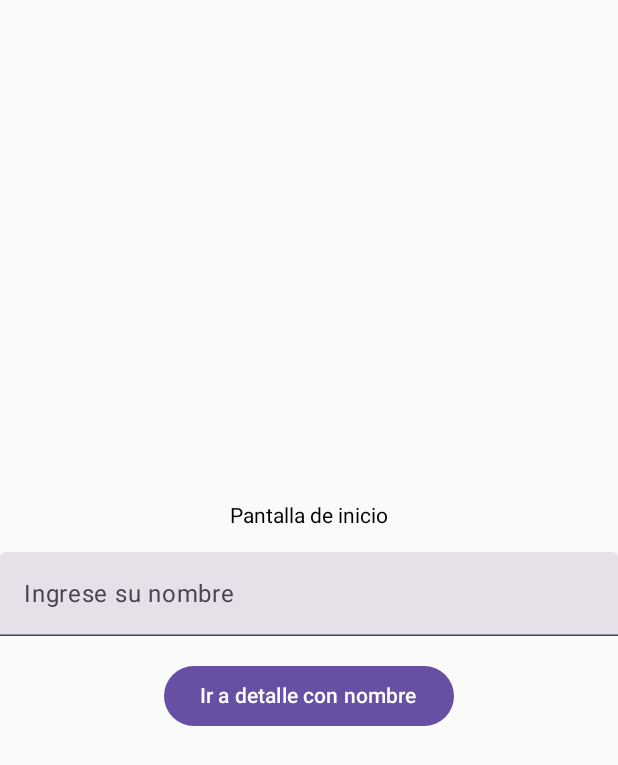
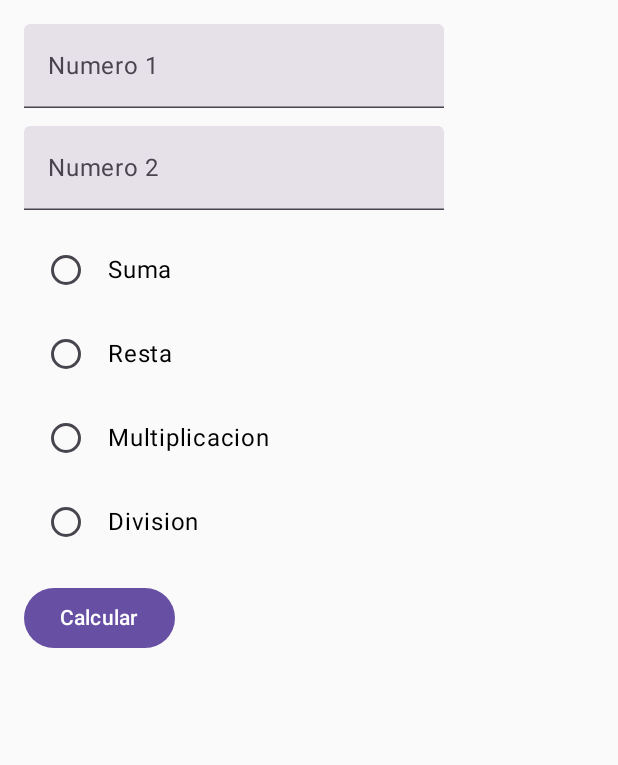
Before and after one commit to IDGS-903-21002096/Ejemplo2ComposerIDGS903, an Android app built with Jetpack Compose: the screen it shows after launch (MainActivity), on a phone screen of 412 x 824 dp. Shown: the top 765 px of the screen. Run offline under Robolectric (Android 15) with nearby library versions, the phone set to English and light mode, and no system bars.

```diff
--- a/app/src/main/java/com/example/ejemplo2composeridgs903/MainActivity.kt
+++ b/app/src/main/java/com/example/ejemplo2composeridgs903/MainActivity.kt
@@ -34,17 +34,20 @@ import com.example.ejemplo2composeridgs903.ui.theme.Ejemplo2ComposerIDGS903Theme
 class MainActivity : ComponentActivity() {
     override fun onCreate(savedInstanceState: Bundle?) {
         super.onCreate(savedInstanceState)
-        enableEdgeToEdge()
+        //enableEdgeToEdge()
         setContent {
 
-            val navController = rememberNavController()
-            NavHost(navController = navController, startDestination = "inicio"){
-                composable("inicio"){ PantallaInicio(navController) }
-                composable("detalle/{nombre}"){ navBackStackEntry ->
-                    val nombre = navBackStackEntry.arguments?.getString("nombre") ?: "Invitado"
-                    PantallaDetalle(navController, nombre)
-                }
-            }
+        SumaDosNumeros()
+
+
+        //    val navController = rememberNavController()
+        //    NavHost(navController = navController, startDestination = "inicio"){
+        //        composable("inicio"){ PantallaInicio(navController) }
+        //        composable("detalle/{nombre}"){ navBackStackEntry ->
+        //            val nombre = navBackStackEntry.arguments?.getString("nombre") ?: "Invitado"
+        //            PantallaDetalle(navController, nombre)
+        //        }
+        //    }
 
         }
     }
--- /dev/null
+++ b/app/src/main/java/com/example/ejemplo2composeridgs903/SumaDosNumeros.kt
@@ -0,0 +1,119 @@
+package com.example.ejemplo2composeridgs903
+
+import android.widget.RadioButton
+import androidx.compose.foundation.layout.Arrangement
+import androidx.compose.foundation.layout.Column
+import androidx.compose.foundation.layout.Row
+import androidx.compose.foundation.layout.fillMaxSize
+import androidx.compose.foundation.layout.fillMaxWidth
+import androidx.compose.foundation.layout.height
+import androidx.compose.foundation.layout.padding
+import androidx.compose.foundation.selection.selectable
+import androidx.compose.foundation.selection.selectableGroup
+import androidx.compose.foundation.text.KeyboardOptions
+import androidx.compose.material3.Button
+import androidx.compose.material3.MaterialTheme
+import androidx.compose.material3.RadioButton
+import androidx.compose.material3.Text
+import androidx.compose.material3.TextField
+import androidx.compose.runtime.Composable
+import androidx.compose.runtime.getValue
+import androidx.compose.runtime.mutableStateOf
+import androidx.compose.runtime.remember
+import androidx.compose.runtime.setValue
+import androidx.compose.ui.Alignment
+import androidx.compose.ui.Modifier
+import androidx.compose.ui.semantics.Role
+import androidx.compose.ui.text.input.KeyboardType
+import androidx.compose.ui.unit.dp
+
+@Composable
+fun SumaDosNumeros(){
+    var num1 by remember { mutableStateOf("") }
+    var num2 by remember { mutableStateOf("") }
+    var resultado by remember { mutableStateOf("") }
+    var operacion by remember { mutableStateOf("Sumar") }
+
+    Column(modifier = Modifier
+        .fillMaxSize()
+        .padding(16.dp),
+        verticalArrangement = Arrangement.spacedBy(12.dp),
+    ){
+        TextField(
+            value = num1,
+            onValueChange = { num1 = it },
+            label = { Text("Numero 1") },
+            keyboardOptions = KeyboardOptions(keyboardType = KeyboardType.Number)
+        )
+        TextField(
+            value = num2,
+            onValueChange = { num2 = it },
+            label = { Text("Numero 2") },
+            keyboardOptions = KeyboardOptions(keyboardType = KeyboardType.Number)
+        )
+
+        RadioButtonSingleSelection(
+            operacion = operacion,
+            onOptionSelected = { operacion = it }
+        )
+
+        Button(onClick = {
+            val n1 = num1.toIntOrNull()
+            val n2 = num2.toIntOrNull()
+            resultado = if (n1 != null && n2 != null){
+                val res = when (operacion.trim()) {
+                    "Suma" -> n1 + n2
+                    "Resta" -> n1 - n2
+                    "Multiplicacion" -> n1 * n2
+                    "Division" -> if (n2 != 0) n1 / n2 else "División por cero"
+                    else -> "Operación no válida"
+                }
+                "Resultado: $res"
+            }else{
+                "Ingrese numeros validos"
+            }
+        }){
+            Text("Calcular")
+        }
+        Text(text = resultado)
+    }
+
+}
+
+@Composable
+fun RadioButtonSingleSelection(
+    operacion: String,
+    onOptionSelected: (String) -> Unit,
+    modifier: Modifier = Modifier
+) {
+    val radioOptions = listOf("Suma", "Resta", "Multiplicacion", "Division")
+
+    Column(
+        modifier.selectableGroup()
+    ){
+        radioOptions.forEach { text ->
+            Row(
+                Modifier
+                    .fillMaxWidth()
+                    .height(56.dp)
+                    .selectable(
+                        selected = (text == operacion),
+                        onClick = { onOptionSelected(text) },
+                        role = Role.RadioButton
+                    )
+                    .padding(horizontal = 16.dp),
+                verticalAlignment = Alignment.CenterVertically
+            ) {
+                RadioButton(
+                    selected = (text == operacion),
+                    onClick = null // controlado por Row
+                )
+                Text(
+                    text = text,
+                    style = MaterialTheme.typography.bodyLarge,
+                    modifier = Modifier.padding(start = 16.dp)
+                )
+            }
+        }
+    }
+}
```
